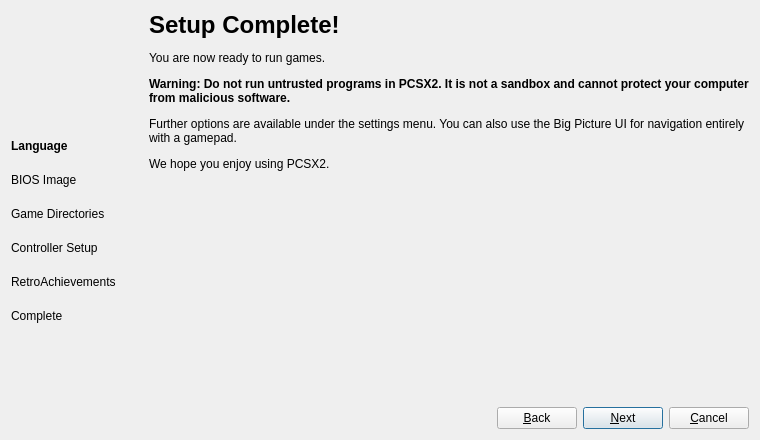
Above: app/src/main/cpp/pcsx2/pcsx2-qt/SetupWizardDialog.ui from Solven190/EmuCoreX before the change. Below: the same form after it.
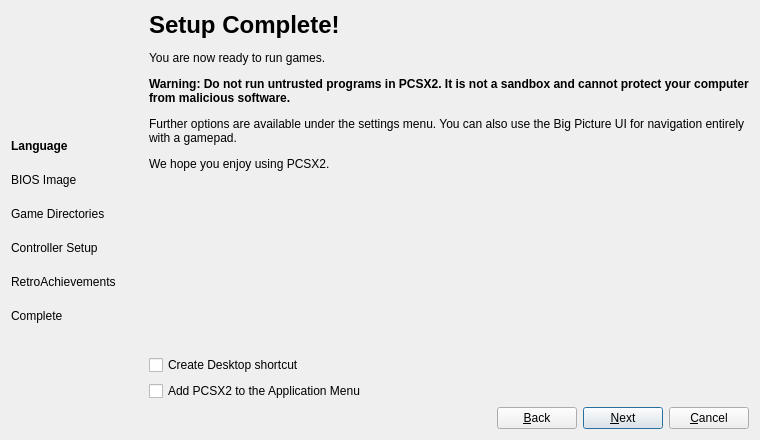
That is the form after the change. The open tabs and pages were chosen to show the change. Icons and pictures are not drawn.

Commit message: feat: update PCSX2 core to v2.8.0

```diff
--- a/app/src/main/cpp/pcsx2/pcsx2-qt/SetupWizardDialog.ui
+++ b/app/src/main/cpp/pcsx2/pcsx2-qt/SetupWizardDialog.ui
@@ -912,6 +912,20 @@
          </property>
         </widget>
        </item>
+       <item>
+        <widget class="QCheckBox" name="createDesktopShortcut">
+         <property name="text">
+          <string>Create Desktop shortcut</string>
+         </property>
+        </widget>
+       </item>
+       <item>
+        <widget class="QCheckBox" name="addToApplicationMenu">
+         <property name="text">
+          <string>Add PCSX2 to the Application Menu</string>
+         </property>
+        </widget>
+       </item>
       </layout>
      </widget>
     </widget>
```
Left out of the diff: 58 changed lines with no effect on the pictures. The commit also changes 454 other files.
